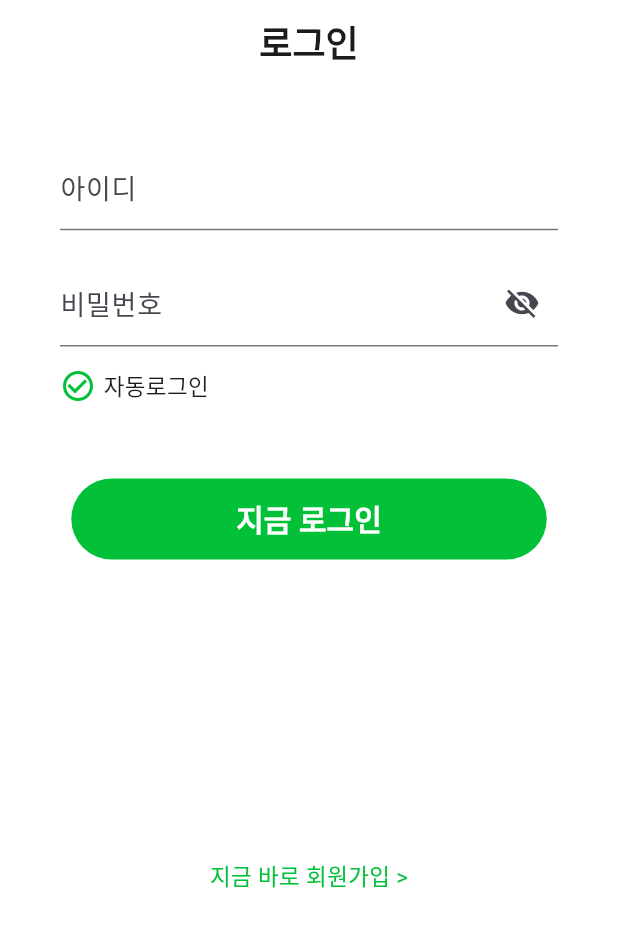
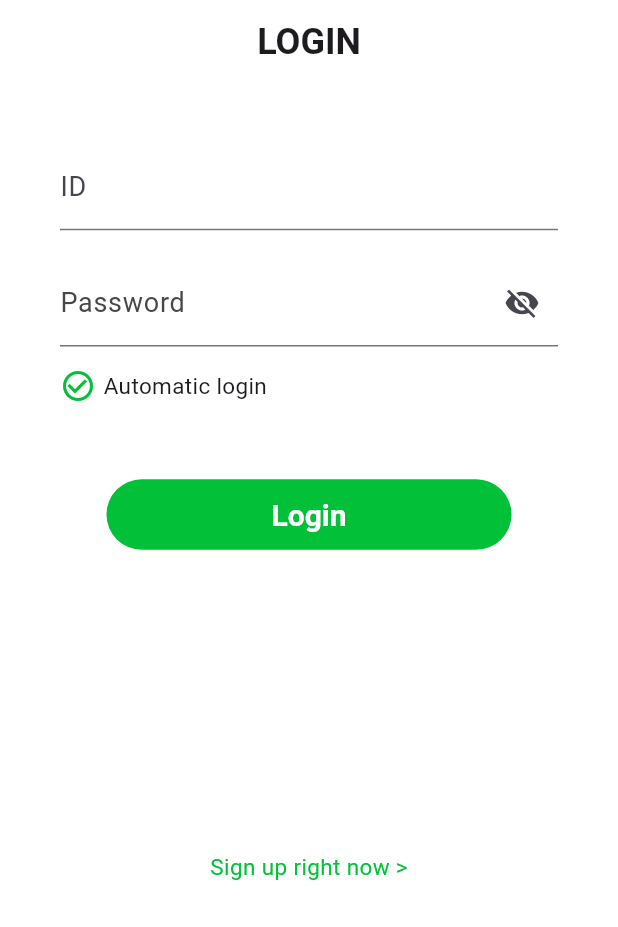
Before and after one commit to Parkseojin2001/Care_AI, a Flutter app: the screen it shows after launch, on a phone screen of 412 x 824 dp. Shown: the top 927 px of the screen. Run offline on Flutter 3.47's test engine with Material 3 defaults, Android fonts, the phone set to English and light mode, and no system bars.

Commit message:
한국어를 영어로 변경

```diff
--- a/frontend/lib/screens/join_screen.dart
+++ b/frontend/lib/screens/join_screen.dart
@@ -30,12 +30,12 @@ class _JoinScreenState extends State<JoinScreen> {
         password.isEmpty ||
         passwordConfirm.isEmpty ||
         nickname.isEmpty) {
-      _showErrorDialog('모든 필드를 채워주세요.');
+      _showErrorDialog('Please complete all fields.');
       return;
     }
 
     if (password != passwordConfirm) {
-      _showErrorDialog('비밀번호가 일치하지 않습니다.');
+      _showErrorDialog('Password does not match.');
       return;
     }
 
@@ -58,11 +58,12 @@ class _JoinScreenState extends State<JoinScreen> {
         );
       } else {
         // 서버에서 응답 실패
-        final errorMessage = jsonDecode(response.body)['error'] ?? '회원가입 실패';
+        final errorMessage =
+            jsonDecode(response.body)['error'] ?? 'Failed to sign up';
         _showErrorDialog(errorMessage);
       }
     } catch (e) {
-      _showErrorDialog('회원가입 요청 중 오류가 발생했습니다.');
+      _showErrorDialog('An error occurred while requesting membership.');
     }
   }
 
@@ -70,14 +71,14 @@ class _JoinScreenState extends State<JoinScreen> {
     showDialog(
       context: context,
       builder: (context) => AlertDialog(
-        title: const Text('오류'),
+        title: const Text('Error'),
         content: Text(message),
         actions: [
           TextButton(
             onPressed: () {
               Navigator.of(context).pop();
             },
-            child: const Text('확인'),
+            child: const Text('Check'),
           ),
         ],
       ),
@@ -92,7 +93,7 @@ class _JoinScreenState extends State<JoinScreen> {
         backgroundColor: Colors.white,
         centerTitle: true,
         title: const Text(
-          "회원가입",
+          "SIGN UP",
           style: TextStyle(
             color: Colors.black,
             fontSize: 24,
@@ -121,26 +122,26 @@ class _JoinScreenState extends State<JoinScreen> {
                     mainAxisAlignment: MainAxisAlignment.center,
                     children: [
                       JoinWidget(
-                        title: "아이디*",
+                        title: "ID*",
                         example: "ex)careai",
                         isPassword: false,
                         controller: _idController,
                       ),
                       JoinWidget(
-                        title: "비밀번호*",
-                        example: "ex) 영문, 숫자 조합 8~16자리",
+                        title: "Password*",
+                        example: "ex) abcdef",
                         isPassword: true,
                         controller: _passwordController,
                       ),
                       JoinWidget(
-                        title: "비밀번호 확인*",
-                        example: "비밀번호를 한번 더 입력해 주세요",
+                        title: "Check Password*",
+                        example: "Enter your password one more time",
                         isPassword: true,
                         controller: _passwordConfirmController,
                       ),
                       JoinWidget(
-                        title: "닉네임*",
-                        example: "ex) 홍길동",
+                        title: "NickName*",
+                        example: "ex) John",
                         isPassword: false,
                         controller: _nicknameController,
                       ),
@@ -150,8 +151,8 @@ class _JoinScreenState extends State<JoinScreen> {
                       FilledButton(
                         style: FilledButton.styleFrom(
                           padding: const EdgeInsets.symmetric(
-                            horizontal: 140,
-                            vertical: 12,
+                            horizontal: 120,
+                            vertical: 14,
                           ),
                           textStyle: const TextStyle(
                             fontSize: 20,
@@ -160,7 +161,7 @@ class _JoinScreenState extends State<JoinScreen> {
                           backgroundColor: Colors.grey,
                         ),
                         onPressed: _register,
-                        child: const Text("가입"),
+                        child: const Text("Sign Up"),
                       ),
                     ],
                   ),
--- a/frontend/lib/screens/login_screen.dart
+++ b/frontend/lib/screens/login_screen.dart
@@ -26,14 +26,14 @@ class _LoginScreenState extends State<LoginScreen> {
       showDialog(
         context: context,
         builder: (context) => AlertDialog(
-          title: const Text('로그인 실패'),
-          content: const Text('아이디와 비밀번호 모두 입력해주세요.'),
+          title: const Text('Login Failed'),
+          content: const Text('Please enter both your ID and password.'),
           actions: [
             TextButton(
               onPressed: () {
                 Navigator.of(context).pop();
               },
-              child: const Text('확인'),
+              child: const Text('Check'),
             ),
           ],
         ),
@@ -61,14 +61,14 @@ class _LoginScreenState extends State<LoginScreen> {
         showDialog(
           context: context,
           builder: (context) => AlertDialog(
-            title: const Text('로그인 실패'),
-            content: const Text('아이디 또는 비밀번호가 잘못되었습니다.'),
+            title: const Text('Login Failed'),
+            content: const Text('Invalid ID or password.'),
             actions: [
               TextButton(
                 onPressed: () {
                   Navigator.of(context).pop();
                 },
-                child: const Text('확인'),
+                child: const Text('Check'),
               )
             ],
           ),
@@ -80,15 +80,16 @@ class _LoginScreenState extends State<LoginScreen> {
         showDialog(
           context: context,
           builder: (context) => AlertDialog(
-            title: const Text('오류'),
-            content: const Text('로그인 중 문제가 발생했습니다. 나중에 다시 시동해 주세요'),
+            title: const Text('Error'),
+            content: const Text(
+                'There was a problem logging in. Please try again later'),
             actions: [
               TextButton(
                 onPressed: () {
                   Navigator.of(context).pop();
                 },
                 child: const Text(
-                  '확인',
+                  'Check',
                 ),
               ),
             ],
@@ -105,7 +106,7 @@ class _LoginScreenState extends State<LoginScreen> {
         backgroundColor: Colors.white,
         centerTitle: true,
         title: const Text(
-          "로그인",
+          "LOGIN",
           style: TextStyle(
             fontSize: 24,
             fontWeight: FontWeight.w600,
@@ -133,7 +134,7 @@ class _LoginScreenState extends State<LoginScreen> {
                   child: Column(
                     children: [
                       LoginWidget(
-                        label: "아이디",
+                        label: "ID",
                         isPassword: false,
                         controller: _idController,
                       ),
@@ -141,7 +142,7 @@ class _LoginScreenState extends State<LoginScreen> {
                         height: 20,
                       ),
                       LoginWidget(
-                        label: "비밀번호",
+                        label: "Password",
                         controller: _passwordController,
                         isPassword: true,
                       ),
@@ -160,7 +161,7 @@ class _LoginScreenState extends State<LoginScreen> {
                               ),
                               SizedBox(width: 5),
                               Text(
-                                "자동로그인",
+                                "Automatic login",
                                 style: TextStyle(
                                   fontSize: 15,
                                 ),
@@ -185,7 +186,7 @@ class _LoginScreenState extends State<LoginScreen> {
                           backgroundColor: const Color(0xff02C139),
                         ),
                         onPressed: _login,
-                        child: const Text("지금 로그인"),
+                        child: const Text("Login"),
                       ),
                       const SizedBox(
                         height: 200,
@@ -200,7 +201,7 @@ class _LoginScreenState extends State<LoginScreen> {
                           );
                         },
                         child: const Text(
-                          "지금 바로 회원가입 >",
+                          "Sign up right now >",
                           style: TextStyle(
                             color: Color(0xff02C139),
                             fontSize: 15,
```
